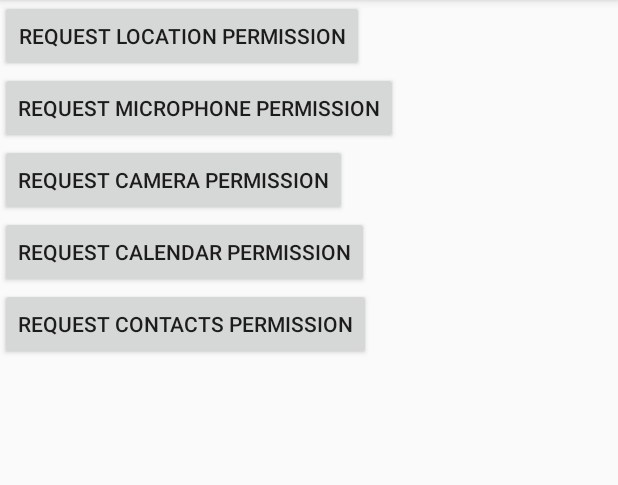
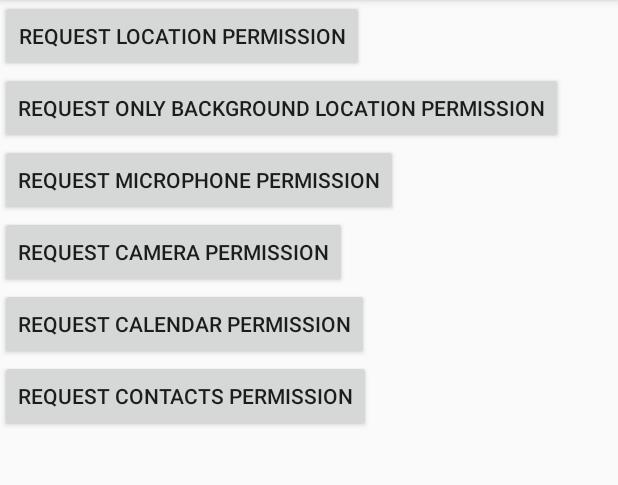
Before and after one commit to mag0716/Android11_CatchUp, an Android app: the screen it shows after launch (MainActivity), after a tap on "REQUEST LOCATION PERMISSION", on a phone screen of 412 x 824 dp, the part 84-569 px from its top. Run offline under Robolectric (Android 15) with nearby library versions, the phone set to English and light mode, and no system bars.

Commit message:
emulator では ACCESS_FINE_LOCATION と ACCESS_BACKGROUND_LOCATION を同時にリクエストするとクラッシュするので一時的に別々にリクエストするように修正

```diff
--- a/samples/OneTimePermissionSample/app/src/main/java/com/github/mag0716/onetimepermissionsample/MainActivity.kt
+++ b/samples/OneTimePermissionSample/app/src/main/java/com/github/mag0716/onetimepermissionsample/MainActivity.kt
@@ -23,35 +23,47 @@ class MainActivity : AppCompatActivity() {
 
         // one-time permission が選択できる
         button1.setOnClickListener {
-            val features = when {
-                Build.VERSION.SDK_INT >= Build.VERSION_CODES.Q -> {
-                    // TODO: Android 11 preview1 ではクラッシュする
-                    arrayOf(
-                        Manifest.permission.ACCESS_FINE_LOCATION,
-                        Manifest.permission.ACCESS_BACKGROUND_LOCATION
-                    )
-                }
-                else -> {
-                    arrayOf(
-                        Manifest.permission.ACCESS_FINE_LOCATION
-                    )
-                }
-            }
-            requestPermission(features)
-
+//            val features = when {
+//                Build.VERSION.SDK_INT >= Build.VERSION_CODES.Q -> {
+//                    // TODO: Android 11 preview1 - 3 ではクラッシュする
+//                    arrayOf(
+//                        Manifest.permission.ACCESS_FINE_LOCATION,
+//                        Manifest.permission.ACCESS_BACKGROUND_LOCATION
+//                    )
+//                }
+//                else -> {
+//                    arrayOf(
+//                        Manifest.permission.ACCESS_FINE_LOCATION
+//                    )
+//                }
+//            }
+//            requestPermission(features)
+            requestPermission(arrayOf(Manifest.permission.ACCESS_FINE_LOCATION))
         }
         button2.setOnClickListener {
+            if (Build.VERSION.SDK_INT >= Build.VERSION_CODES.Q) {
+                requestPermission(arrayOf(Manifest.permission.ACCESS_BACKGROUND_LOCATION))
+            } else {
+                Toast.makeText(
+                    this,
+                    "ACCESS_BACKGROUND_LOCATION is not support.",
+                    Toast.LENGTH_SHORT
+                ).show()
+            }
+        }
+
+        button3.setOnClickListener {
             requestPermission(arrayOf(Manifest.permission.RECORD_AUDIO))
         }
-        button3.setOnClickListener {
+        button4.setOnClickListener {
             requestPermission(arrayOf(Manifest.permission.CAMERA))
         }
 
         // one-time permission が選択できない
-        button4.setOnClickListener {
+        button5.setOnClickListener {
             requestPermission(arrayOf(Manifest.permission.READ_CALENDAR))
         }
-        button5.setOnClickListener {
+        button6.setOnClickListener {
             requestPermission(arrayOf(Manifest.permission.READ_CONTACTS))
         }
     }
--- a/samples/OneTimePermissionSample/app/src/main/res/layout/activity_main.xml
+++ b/samples/OneTimePermissionSample/app/src/main/res/layout/activity_main.xml
@@ -16,23 +16,29 @@
         android:id="@+id/button2"
         android:layout_width="wrap_content"
         android:layout_height="wrap_content"
-        android:text="request microphone permission" />
+        android:text="request only background location permission" />
 
     <Button
         android:id="@+id/button3"
         android:layout_width="wrap_content"
         android:layout_height="wrap_content"
-        android:text="request camera permission" />
+        android:text="request microphone permission" />
 
     <Button
         android:id="@+id/button4"
         android:layout_width="wrap_content"
         android:layout_height="wrap_content"
-        android:text="request calendar permission" />
+        android:text="request camera permission" />
 
     <Button
         android:id="@+id/button5"
         android:layout_width="wrap_content"
         android:layout_height="wrap_content"
+        android:text="request calendar permission" />
+
+    <Button
+        android:id="@+id/button6"
+        android:layout_width="wrap_content"
+        android:layout_height="wrap_content"
         android:text="request contacts permission" />
 </LinearLayout>
```
